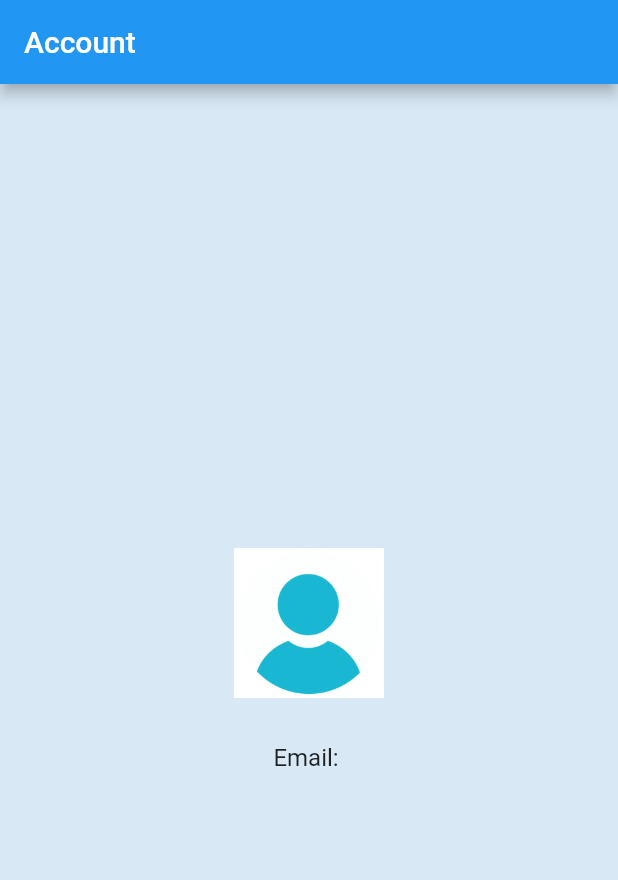
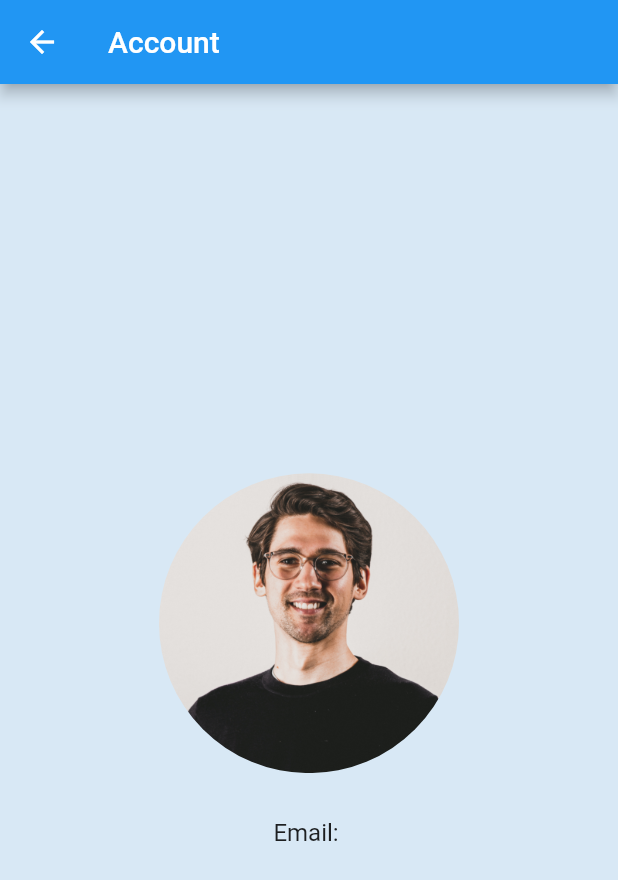
Before and after one commit to 8maziar/who-is-doing-the-dishes-app, a Flutter app: the AccountPage screen opened directly, on a phone screen of 412 x 824 dp. Shown: the top 880 px of the screen. Run offline on Flutter 3.47's test engine with Material 2 defaults, Android fonts, the phone set to English and light mode, and no system bars; our stand-ins replace cloud_firestore, date_field, firebase_auth, firebase_core, firebase_messaging, google_sign_in and 1 more; accounts and stored records are empty; network calls fail.

Commit message:
styling the profile page

```diff
--- a/lib/main.dart
+++ b/lib/main.dart
@@ -23,7 +23,7 @@
         debugShowCheckedModeBanner: false,
         home: const AuthPage(),
         theme: ThemeData(
-          scaffoldBackgroundColor: Color.fromARGB(255, 216, 232, 245),
+          scaffoldBackgroundColor: const Color.fromARGB(255, 216, 232, 245),
         ));
   }
 }
--- a/lib/pages/account_page.dart
+++ b/lib/pages/account_page.dart
@@ -2,6 +2,8 @@
 import 'package:firebase_auth/firebase_auth.dart';
 
 class AccountPage extends StatelessWidget {
+  const AccountPage({super.key});
+
   @override
   Widget build(BuildContext context) {
     // Get the currently logged-in user
@@ -19,11 +21,9 @@
             mainAxisAlignment: MainAxisAlignment.center,
             crossAxisAlignment: CrossAxisAlignment.center,
             children: [
-              Image.asset(
-                'lib/images/avatar.jpg',
-                width: 100,
-                height: 100,
-                fit: BoxFit.cover,
+              ClipRRect(
+                borderRadius: BorderRadius.circular(100),
+                child: Image.asset("lib/images/profile.jpg", height: 200),
               ),
               const SizedBox(height: 20),
               const SizedBox(height: 10),
```
Also changed, not shown: lib/components/mybutton.dart (+8 -12 lines), lib/pages/hub_page.dart (+5 -5 lines), lib/images/profile.jpg (added).
